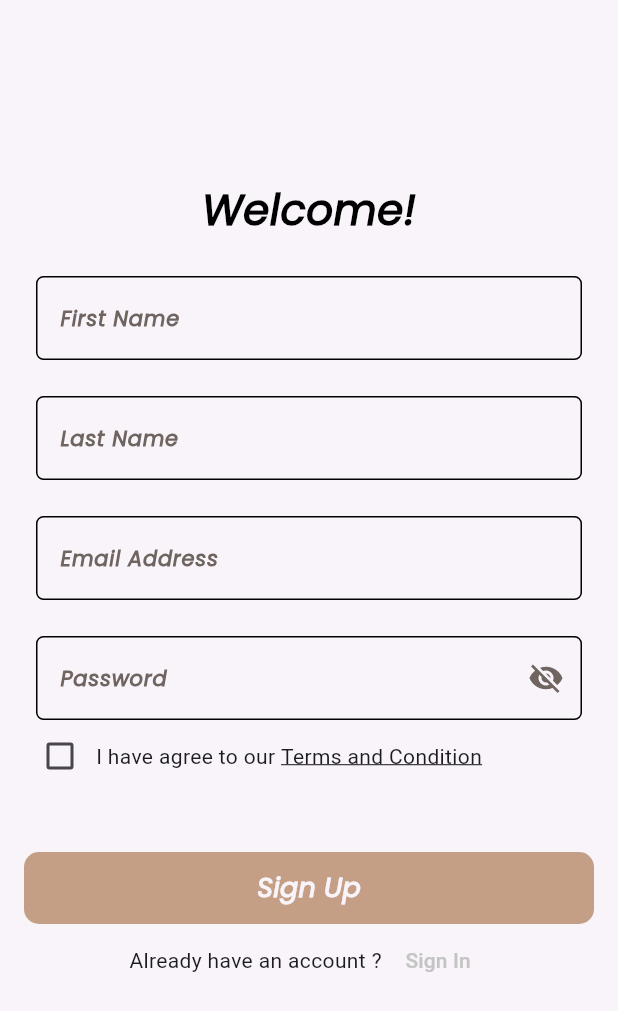
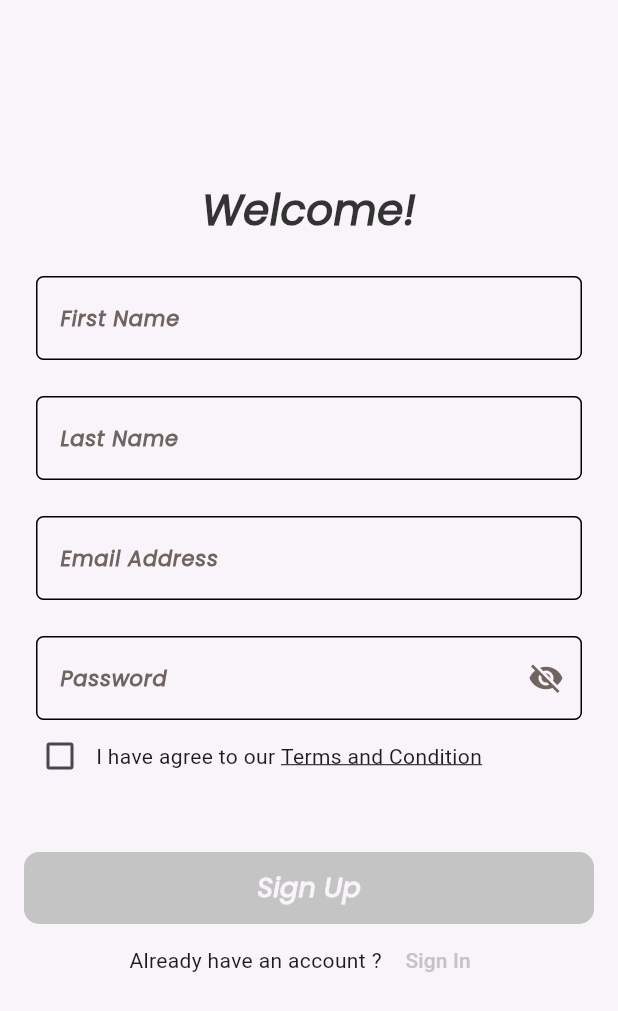
Before and after one commit to AAELBDAWY1318/dalel, a Flutter app: the SignUpView screen opened by its route, on a phone screen of 412 x 824 dp. Shown: the top 1011 px of the screen. Run offline on Flutter 3.47's test engine with Material 3 defaults, Android fonts, the phone set to English and light mode, and no system bars; our stand-ins replace bloc, firebase_auth, firebase_core, flutter_bloc, get_it, go_router and 2 more; accounts and stored records are empty.

Commit message:
making some refactorings, add auth cubit, and build login ui screen

```diff
--- a/lib/core/routes/app_router.dart
+++ b/lib/core/routes/app_router.dart
@@ -1,7 +1,9 @@
+import 'package:dalel/features/auth/cubit/auth_cubit.dart';
 import 'package:dalel/features/auth/presentation/views/login_view.dart';
 import 'package:dalel/features/auth/presentation/views/signup_view.dart';
 import 'package:dalel/features/onboarding/presentation/views/on_boarding_view.dart';
 import 'package:dalel/features/splash/presentation/view/splash_view.dart';
+import 'package:flutter_bloc/flutter_bloc.dart';
 import 'package:go_router/go_router.dart';
 
 final GoRouter router = GoRouter(routes: [
@@ -15,10 +17,16 @@ final GoRouter router = GoRouter(routes: [
   ),
   GoRoute(
     path: "/signUp",
-    builder: (context, state) => const SignUpView(),
+    builder: (context, state) => BlocProvider(
+      create: (context) => AuthCubit(),
+      child: const SignUpView(),
+    ),
   ),
   GoRoute(
     path: "/login",
-    builder: (context, state) => const LoginView(),
+    builder: (context, state) => BlocProvider(
+      create: (context) => AuthCubit(),
+      child: const LoginView(),
+    ),
   ),
 ]);
--- a/lib/core/widgets/custom_button.dart
+++ b/lib/core/widgets/custom_button.dart
@@ -5,14 +5,16 @@ import 'package:flutter/material.dart';
 class CustomButton extends StatelessWidget {
   final String text;
   final Function() onPressed;
-  const CustomButton({super.key, required this.text, required this.onPressed});
+  final Color? color;
+  const CustomButton(
+      {super.key, required this.text, required this.onPressed, this.color});
 
   @override
   Widget build(BuildContext context) {
     return Container(
       width: double.infinity,
       decoration: BoxDecoration(
-        color: AppColors.primaryColor,
+        color: color ?? AppColors.primaryColor,
         borderRadius: BorderRadius.circular(10.0),
       ),
       child: MaterialButton(
--- /dev/null
+++ b/lib/features/auth/cubit/auth_cubit.dart
@@ -0,0 +1,51 @@
+import 'package:bloc/bloc.dart';
+import 'package:dalel/features/auth/cubit/auth_states.dart';
+import 'package:firebase_auth/firebase_auth.dart';
+import 'package:flutter/material.dart';
+
+class AuthCubit extends Cubit<AuthState> {
+  AuthCubit() : super(AuthInitialState());
+
+  bool obscureText = true;
+  IconData icon = Icons.visibility_off;
+  bool check = false;
+  TextEditingController fristName = TextEditingController();
+  TextEditingController lastName = TextEditingController();
+  TextEditingController email = TextEditingController();
+  TextEditingController password = TextEditingController();
+  GlobalKey<FormState> signUpKey = GlobalKey<FormState>();
+  changeEyeIcon() {
+    obscureText = !obscureText;
+    if (obscureText) {
+      icon = Icons.visibility_off;
+    } else {
+      icon = Icons.visibility;
+    }
+    emit(IconButtonEyeChangeState());
+  }
+
+  changeCheckBox() {
+    check = !check;
+    emit(CheckBoxTermAndConditionsChangeState());
+  }
+
+  createAccountWithEmailAndPassword() async {
+    try {
+      emit(SignUpLoading());
+      await FirebaseAuth.instance.createUserWithEmailAndPassword(
+        email: email.text,
+        password: password.text,
+      );
+      emit(SignUpSuccess());
+    } on FirebaseAuthException catch (e) {
+      if (e.code == 'weak-password') {
+        emit(SignUpFailure(errorMessage: 'The password provided is too weak.'));
+      } else if (e.code == 'email-already-in-use') {
+        emit(SignUpFailure(
+            errorMessage: 'The account already exists for that email.'));
+      }
+    } catch (e) {
+      emit(SignUpFailure(errorMessage: e.toString()));
+    }
+  }
+}
--- /dev/null
+++ b/lib/features/auth/cubit/auth_states.dart
@@ -0,0 +1,17 @@
+class AuthState{}
+
+class AuthInitialState extends AuthState{}
+
+class IconButtonEyeChangeState extends AuthState{}
+
+class CheckBoxTermAndConditionsChangeState extends AuthState{}
+
+class SignUpLoading extends AuthState{}
+
+class SignUpSuccess extends AuthState{}
+
+class SignUpFailure extends AuthState{
+  final String errorMessage;
+
+  SignUpFailure({required this.errorMessage});
+}
--- a/lib/features/auth/presentation/views/signup_view.dart
+++ b/lib/features/auth/presentation/views/signup_view.dart
@@ -1,22 +1,12 @@
+import 'package:dalel/core/functions/navigate.dart';
 import 'package:dalel/core/utils/app_strings.dart';
-import 'package:dalel/core/widgets/custom_button.dart';
 import 'package:dalel/features/auth/presentation/widgets/custom_action_row.dart';
-import 'package:dalel/features/auth/presentation/widgets/custom_text_field.dart';
-import 'package:dalel/features/auth/presentation/widgets/term_and_condition_widget.dart';
+import 'package:dalel/features/auth/presentation/widgets/custom_signup_form.dart';
 import 'package:dalel/features/auth/presentation/widgets/welcome_text.dart';
 import 'package:flutter/material.dart';
 
-class SignUpView extends StatefulWidget {
+class SignUpView extends StatelessWidget {
   const SignUpView({super.key});
-
-  @override
-  State<SignUpView> createState() => _SignUpViewState();
-}
-
-class _SignUpViewState extends State<SignUpView> {
-  bool obscureText = true;
-  IconData icon = Icons.visibility_off;
-  bool check = false;
 
   @override
   Widget build(BuildContext context) {
@@ -24,71 +14,16 @@ class _SignUpViewState extends State<SignUpView> {
       body: Padding(
         padding: const EdgeInsets.symmetric(horizontal: 16.0),
         child: CustomScrollView(
+          physics: const BouncingScrollPhysics(),
           slivers: [
-            const SliverToBoxAdapter(
-              child: SizedBox(
-                height: 120.0,
-              ),
-            ),
-            const SliverToBoxAdapter(
-              child: WelcomeText(),
-            ),
-            const SliverToBoxAdapter(
-              child: CustomTextField(
-                label: AppStrings.fristName,
-              ),
-            ),
-            const SliverToBoxAdapter(
-              child: CustomTextField(
-                label: AppStrings.lastName,
-              ),
-            ),
-            const SliverToBoxAdapter(
-              child: CustomTextField(
-                label: AppStrings.emailAddress,
-              ),
-            ),
-            SliverToBoxAdapter(
-              child: CustomTextField(
-                label: AppStrings.password,
-                obscureText: obscureText,
-                suffixIcon: IconButton(
-                  icon: Icon(icon),
-                  onPressed: () {
-                    obscureText = !obscureText;
-                    if (obscureText) {
-                      icon = Icons.visibility_off;
-                    } else {
-                      icon = Icons.visibility;
-                    }
-                    setState(() {});
-                  },
-                ),
-              ),
-            ),
-            SliverToBoxAdapter(
-              child: TermAndConditionWidget(
-                onChanged: (value) {
-                  check = value!;
-                  setState(() {});
-                },
-                value: check,
-              ),
-            ),
-            const SliverToBoxAdapter(
-              child: SizedBox(
-                height: 40.0,
-              ),
-            ),
-            SliverToBoxAdapter(
-              child: CustomButton(
-                onPressed: () {},
-                text: AppStrings.signUp,
-              ),
-            ),
+            const SliverToBoxAdapter(child: SizedBox(height: 120.0)),
+            const SliverToBoxAdapter(child: WelcomeText()),
+            const SliverToBoxAdapter(child: SignUpForm()),
             SliverToBoxAdapter(
               child: CustomActionRow(
-                onTap: (){},
+                onTap: () {
+                  customPushReplacementNavigation(context, "/login");
+                },
                 text1: AppStrings.alreadyHaveAnAccount,
                 text2: AppStrings.signIn,
               ),
--- /dev/null
+++ b/lib/features/auth/presentation/widgets/custom_signup_form.dart
@@ -0,0 +1,88 @@
+import 'package:dalel/core/functions/navigate.dart';
+import 'package:dalel/core/functions/show_custom_snack_bar.dart';
+import 'package:dalel/core/utils/app_colors.dart';
+import 'package:dalel/core/utils/app_strings.dart';
+import 'package:dalel/core/widgets/custom_button.dart';
+import 'package:dalel/features/auth/cubit/auth_cubit.dart';
+import 'package:dalel/features/auth/cubit/auth_states.dart';
+import 'package:dalel/features/auth/presentation/widgets/custom_text_field.dart';
+import 'package:dalel/features/auth/presentation/widgets/term_and_condition_widget.dart';
+import 'package:flutter/material.dart';
+import 'package:flutter_bloc/flutter_bloc.dart';
+
+class SignUpForm extends StatelessWidget {
+  const SignUpForm({super.key});
+
+  @override
+  Widget build(BuildContext context) {
+    return BlocConsumer<AuthCubit, AuthState>(
+      listener: (context, state) {
+        if (state is SignUpFailure) {
+          showSnackBar(context, text: state.errorMessage, color: Colors.red);
+        } else if (state is SignUpSuccess) {
+          showSnackBar(context,
+              text: "SignUp Successfully",
+              color: const Color.fromARGB(255, 9, 214, 115));
+          customPushReplacementNavigation(context, "/login");
+        }
+      },
+      builder: (context, state) {
+        AuthCubit authCubit = BlocProvider.of<AuthCubit>(context);
+        return Form(
+          key: authCubit.signUpKey,
+          child: Column(
+            children: [
+              CustomTextField(
+                label: AppStrings.fristName,
+                controller: authCubit.fristName,
+              ),
+              CustomTextField(
+                label: AppStrings.lastName,
+                controller: authCubit.lastName,
+              ),
+              CustomTextField(
+                label: AppStrings.emailAddress,
+                controller: authCubit.email,
+              ),
+              CustomTextField(
+                label: AppStrings.password,
+                controller: authCubit.password,
+                obscureText: authCubit.obscureText,
+                suffixIcon: IconButton(
+                    icon: Icon(authCubit.icon),
+                    onPressed: () {
+                      authCubit.changeEyeIcon();
+                    }),
+              ),
+              TermAndConditionWidget(
+                onChanged: (value) {
+                  authCubit.changeCheckBox();
+                },
+                value: authCubit.check,
+              ),
+              const SizedBox(height: 40.0),
+              !authCubit.check
+                  ? CustomButton(
+                      text: AppStrings.signUp,
+                      color: AppColors.grey,
+                      onPressed: () {},
+                    )
+                  : (state is SignUpLoading
+                      ? CircularProgressIndicator(
+                          color: AppColors.primaryColor,
+                        )
+                      : CustomButton(
+                          onPressed: () {
+                            if (authCubit.signUpKey.currentState!.validate()) {
+                              authCubit.createAccountWithEmailAndPassword();
+                            }
+                          },
+                          text: AppStrings.signUp,
+                        )),
+            ],
+          ),
+        );
+      },
+    );
+  }
+}
--- a/lib/features/auth/presentation/widgets/custom_text_field.dart
+++ b/lib/features/auth/presentation/widgets/custom_text_field.dart
@@ -7,26 +7,33 @@ class CustomTextField extends StatelessWidget {
   final String label;
   final Widget? suffixIcon;
   final bool? obscureText;
-
+  final TextEditingController? controller;
   const CustomTextField(
       {super.key,
       this.validator,
       required this.label,
       this.obscureText,
-      this.suffixIcon});
+      this.suffixIcon,
+      this.controller});
 
   @override
   Widget build(BuildContext context) {
     return Padding(
       padding: const EdgeInsets.only(top: 24.0, left: 8, right: 8),
       child: TextFormField(
-        validator: validator,
+        validator: validator ??
+            (val) {
+              if (val!.isEmpty) {
+                return "this value must be assigned";
+              }
+              return null;
+            },
+        controller: controller,
         cursorColor: AppColors.deepGrey,
         obscureText: obscureText ?? false,
         decoration: InputDecoration(
           suffixIcon: suffixIcon,
           suffixIconColor: AppColors.deepGrey,
-
           label: Text(label),
           labelStyle: AppTextStyles.poppins50024.copyWith(
             fontSize: 14.0,
--- a/lib/features/auth/presentation/widgets/welcome_text.dart
+++ b/lib/features/auth/presentation/widgets/welcome_text.dart
@@ -1,17 +1,21 @@
+import 'package:dalel/core/utils/app_colors.dart';
 import 'package:dalel/core/utils/app_strings.dart';
 import 'package:dalel/core/utils/app_text_styles.dart';
 import 'package:flutter/material.dart';
 
 class WelcomeText extends StatelessWidget {
-  const WelcomeText({super.key});
+  final Color? color;
+  final String? text;
+  const WelcomeText({super.key, this.color, this.text});
 
   @override
   Widget build(BuildContext context) {
     return Align(
         child: Text(
-      AppStrings.welcome,
+      text ?? AppStrings.welcome,
       style: AppTextStyles.poppins50024.copyWith(
         fontSize: 28.0,
+        color: color ?? AppColors.black,
       ),
     ));
   }
--- a/lib/features/splash/presentation/view/splash_view.dart
+++ b/lib/features/splash/presentation/view/splash_view.dart
@@ -20,7 +20,7 @@ class _SplashViewState extends State<SplashView> {
     bool isVisited = getIt<CacheHelper>().getData(key: "isVisited")?? false;
     Timer(const Duration(seconds: 2), () {
       if(isVisited){
-        customPushReplacementNavigation(context, "/signUp");
+        customPushReplacementNavigation(context, "/login");
       }else{
         customPushReplacementNavigation(context, "/onBoarding");
       }
--- a/pubspec.yaml
+++ b/pubspec.yaml
@@ -40,6 +40,9 @@ dependencies:
   shared_preferences: ^2.2.3
   get_it: ^8.0.0
   firebase_core: ^2.24.2
+  bloc: ^8.1.4
+  flutter_bloc: ^8.1.6
+  firebase_auth: ^4.16.0
 
 dev_dependencies:
   flutter_test:
```
Also changed, not shown: lib/app/my_app.dart (added, +18 -0 lines), lib/core/functions/show_custom_snack_bar.dart (added, +15 -0 lines), lib/features/auth/presentation/views/login_view.dart (+15 -1 lines), lib/features/auth/presentation/widgets/custom_signin_form.dart (added, +68 -0 lines), lib/features/auth/presentation/widgets/custom_welcome_bar.dart (added, +42 -0 lines), lib/main.dart (+14 -17 lines), pubspec.lock, 4 other files.
